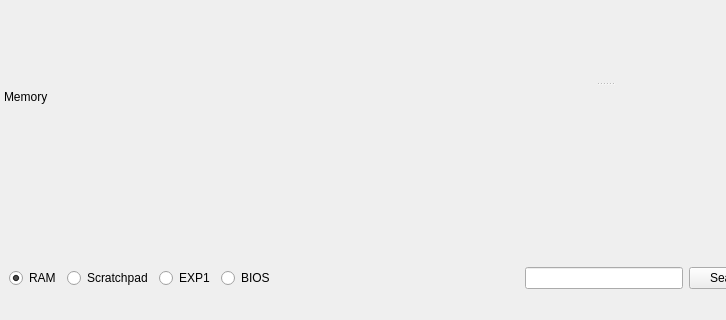
First picture: the form in src/duckstation-qt/debuggerwindow.ui, repository stenzek/duckstation, before the edit; both pictures show x 0 to 726 and y 480 to 800 of the 1210 by 800 pixel window.
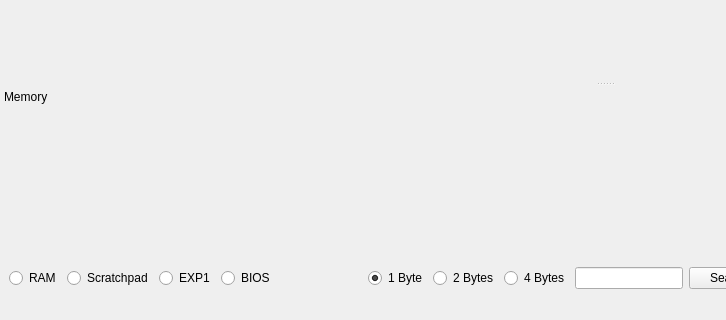
Second picture: the form after the edit. Icons and pictures are not drawn. Custom widgets are drawn as their Qt base class.

Commit message: Add memory display UI

```diff
--- a/src/duckstation-qt/debuggerwindow.ui
+++ b/src/duckstation-qt/debuggerwindow.ui
@@ -206,6 +206,43 @@
          </property>
         </spacer>
        </item>
+       <item>
+        <layout class="QHBoxLayout" name="horizontalLayout_3">
+         <item>
+          <widget class="QRadioButton" name="memoryDisplayByte">
+           <property name="text">
+            <string>1 Byte</string>
+           </property>
+           <property name="checked">
+            <bool>true</bool>
+           </property>
+           <attribute name="buttonGroup">
+            <string notr="true">buttonGroup</string>
+           </attribute>
+          </widget>
+         </item>
+         <item>
+          <widget class="QRadioButton" name="memoryDisplayHalfword">
+           <property name="text">
+            <string>2 Bytes</string>
+           </property>
+           <attribute name="buttonGroup">
+            <string notr="true">buttonGroup</string>
+           </attribute>
+          </widget>
+         </item>
+         <item>
+          <widget class="QRadioButton" name="memoryDisplayWord">
+           <property name="text">
+            <string>4 Bytes</string>
+           </property>
+           <attribute name="buttonGroup">
+            <string notr="true">buttonGroup</string>
+           </attribute>
+          </widget>
+         </item>
+        </layout>
+       </item>
        <item>
         <layout class="QHBoxLayout" name="horizontalLayout_2">
          <item>
```
Left out of the diff: 12 changed lines with no effect on the pictures. The commit also changes 3 other files.
